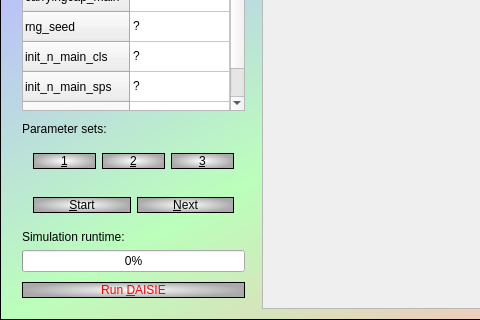
This is elly_qtmaindialog.ui in richelbilderbeek/pbdmms as Qt 5 draws it before an edit; both pictures show x 0 to 480 and y 269 to 589 of the 1050 by 589 pixel window. The edited form follows.
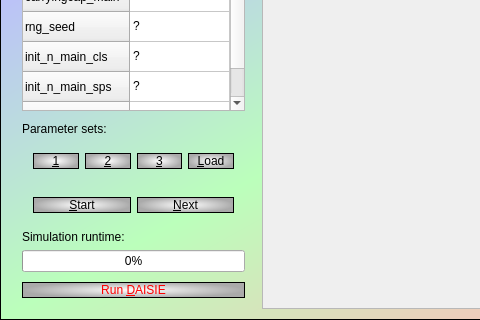
This is the edited form.

Commit message: elly: can load parameters

```diff
--- a/elly_qtmaindialog.ui
+++ b/elly_qtmaindialog.ui
@@ -215,6 +215,13 @@
            </property>
           </widget>
          </item>
+         <item>
+          <widget class="QPushButton" name="button_load">
+           <property name="text">
+            <string>&amp;Load</string>
+           </property>
+          </widget>
+         </item>
         </layout>
        </widget>
       </item>
```
Left out of the diff: 2 changed lines with no effect on the pictures. The commit also changes 8 other files.
